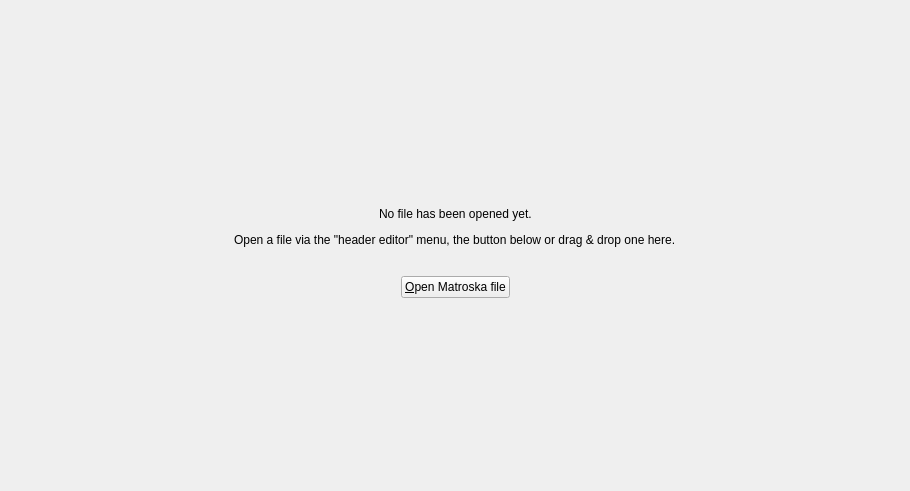
First picture: the form in src/mkvtoolnix-gui/forms/header_editor/tool.ui, repository jpsdr/MKVToolnix-Windows-7, before the edit.
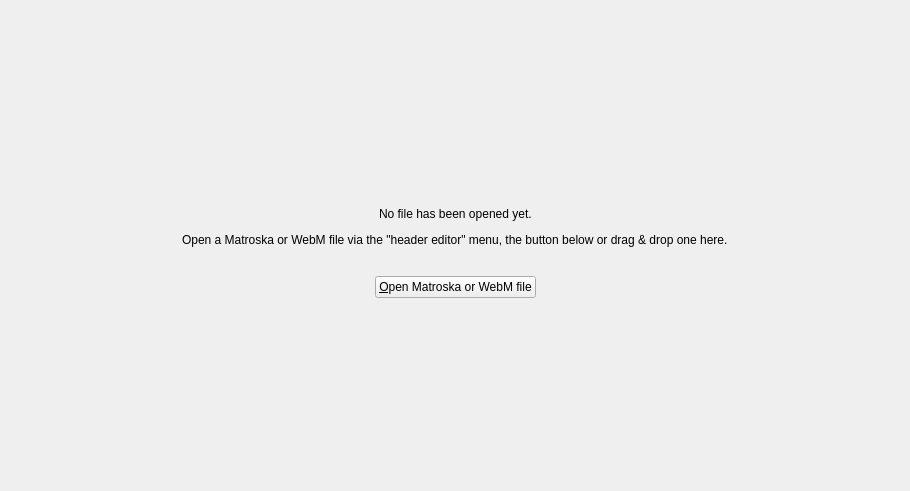
Second picture: the form after the edit. The open tabs and pages were chosen to show the change. Icons and pictures are not drawn. Custom widgets are drawn as their Qt base class.

Commit message: GUI: change "open Matroska file" to "open Matroska or WebM file" where appropriate

Diff of the .ui file:
```diff
--- a/src/mkvtoolnix-gui/forms/header_editor/tool.ui
+++ b/src/mkvtoolnix-gui/forms/header_editor/tool.ui
@@ -110,7 +110,7 @@
             <item>
              <widget class="QLabel" name="howToOpenLabel">
               <property name="text">
-               <string>Open a file via the "header editor" menu, the button below or drag &amp; drop one here.</string>
+               <string>Open a Matroska or WebM file via the "header editor" menu, the button below or drag &amp; drop one here.</string>
               </property>
              </widget>
             </item>
@@ -163,7 +163,7 @@
             <item>
              <widget class="QPushButton" name="openFileButton">
               <property name="text">
-               <string>&amp;Open Matroska file</string>
+               <string>&amp;Open Matroska or WebM file</string>
               </property>
               <property name="icon">
                <iconset resource="../../qt_resources.qrc">
```
The commit also changes 2 other files.
